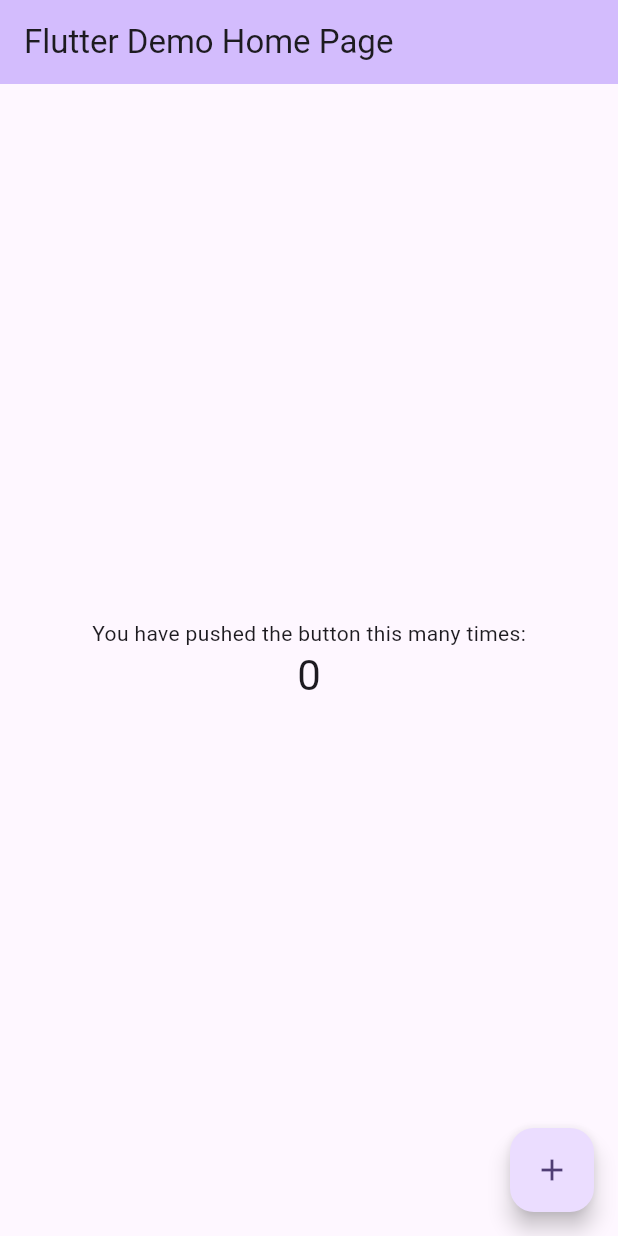
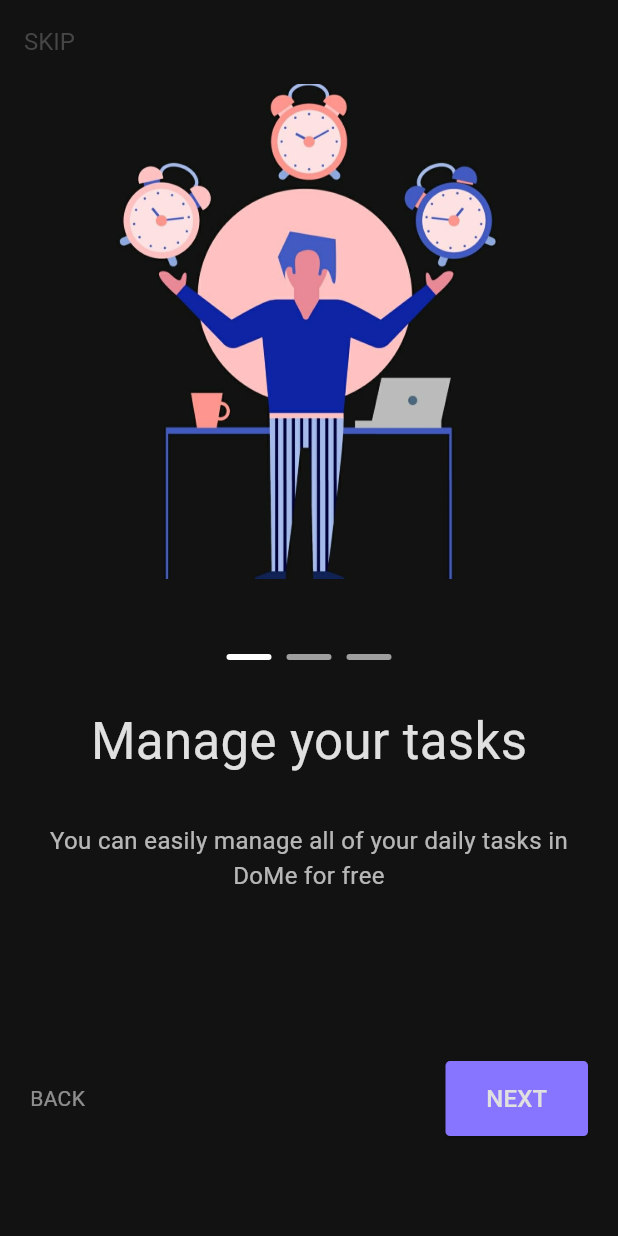
Before and after one commit to M-ZakariaNa-K/TODO_List, a Flutter app: the screen it shows after launch, on a phone screen of 412 x 824 dp. Run offline on Flutter 3.47's test engine with Material 3 defaults, Android fonts, the light colour scheme and no system bars; our stand-ins replace google_fonts.

Commit message:
adding first pages

```diff
--- /dev/null
+++ b/lib/Util/slide_to_page_route.dart
@@ -0,0 +1,26 @@
+import 'package:flutter/material.dart';
+class SlidToPage extends PageRouteBuilder {
+  final page;
+  final Function onComplete;
+
+  SlidToPage({this.page, required this.onComplete})
+      : super(
+          pageBuilder: (context, animation1, animation2) => page,
+          transitionsBuilder: (context, animation1, animation2, child) {
+            var begin = Offset(0.0, 0.0);
+            var end = Offset.zero;
+            var curve = Curves.easeInBack;
+            var tween =
+                Tween(begin: begin, end: end).chain(CurveTween(curve: curve));
+            var offsetAnimation = animation1.drive(tween);
+
+            return FadeTransition(
+              opacity: animation1,
+              child: SlideTransition(
+                position: offsetAnimation,
+                child: child,
+              ),
+            );
+          },
+        );
+}
--- a/lib/core/constants/theme.dart
+++ b/lib/core/constants/theme.dart
@@ -0,0 +1,8 @@
+import 'package:flutter/material.dart';
+
+class ThemeColors {
+  static const primary = Color(0xFF8875FF);
+  static const background = Color(0xFF121212);
+  static const secondary = Color(0xFFFFA07A);
+  static const textColor = Color(0xFFE0E0E0);
+}
--- a/lib/main.dart
+++ b/lib/main.dart
@@ -1,4 +1,7 @@
 import 'package:flutter/material.dart';
+import 'package:google_fonts/google_fonts.dart';
+import 'package:todo/core/constants/theme.dart';
+import 'package:todo/view/first_open/first_open.dart';
 
 void main() {
   runApp(const MyApp());
@@ -7,119 +10,42 @@
 class MyApp extends StatelessWidget {
   const MyApp({super.key});
 
-  // This widget is the root of your application.
   @override
   Widget build(BuildContext context) {
+    const outlineInputBorder = OutlineInputBorder(
+      borderSide: BorderSide(
+        width: 1,
+        color: Color.fromARGB(198, 0, 51, 102),
+      ),
+    );
     return MaterialApp(
-      title: 'Flutter Demo',
+      debugShowCheckedModeBanner: false,
+      title: 'TODO LIST APP',
+      // put the home page as your main working screen
+      home: const FirstOpen(),
       theme: ThemeData(
-        // This is the theme of your application.
-        //
-        // TRY THIS: Try running your application with "flutter run". You'll see
-        // the application has a purple toolbar. Then, without quitting the app,
-        // try changing the seedColor in the colorScheme below to Colors.green
-        // and then invoke "hot reload" (save your changes or press the "hot
-        // reload" button in a Flutter-supported IDE, or press "r" if you used
-        // the command line to start the app).
-        //
-        // Notice that the counter didn't reset back to zero; the application
-        // state is not lost during the reload. To reset the state, use hot
-        // restart instead.
-        //
-        // This works for code too, not just values: Most code changes can be
-        // tested with just a hot reload.
-        colorScheme: ColorScheme.fromSeed(seedColor: Colors.deepPurple),
         useMaterial3: true,
+        textTheme: GoogleFonts.robotoTextTheme(),
+        fontFamily: GoogleFonts.roboto().fontFamily,
+        colorScheme: ColorScheme.fromSeed(
+          seedColor: ThemeColors.primary,
+          secondary: ThemeColors.secondary,
+          outline: const Color.fromARGB(198, 0, 51, 102),
+        ),
+        inputDecorationTheme: const InputDecorationTheme(
+          border: outlineInputBorder,
+          enabledBorder: outlineInputBorder,
+          focusedBorder: outlineInputBorder,
+          prefixIconColor: Color(0xFF003366),
+          outlineBorder: BorderSide(
+            width: .8,
+            color: Color.fromARGB(198, 0, 51, 102),
+          ),
+          hintStyle: TextStyle(
+            color: Color.fromARGB(198, 0, 51, 102),
+          ),
+        ),
       ),
-      home: const MyHomePage(title: 'Flutter Demo Home Page'),
     );
   }
 }
-
-class MyHomePage extends StatefulWidget {
-  const MyHomePage({super.key, required this.title});
-
-  // This widget is the home page of your application. It is stateful, meaning
-  // that it has a State object (defined below) that contains fields that affect
-  // how it looks.
-
-  // This class is the configuration for the state. It holds the values (in this
-  // case the title) provided by the parent (in this case the App widget) and
-  // used by the build method of the State. Fields in a Widget subclass are
-  // always marked "final".
-
-  final String title;
-
-  @override
-  State<MyHomePage> createState() => _MyHomePageState();
-}
-
-class _MyHomePageState extends State<MyHomePage> {
-  int _counter = 0;
-
-  void _incrementCounter() {
-    setState(() {
-      // This call to setState tells the Flutter framework that something has
-      // changed in this State, which causes it to rerun the build method below
-      // so that the display can reflect the updated values. If we changed
-      // _counter without calling setState(), then the build method would not be
-      // called again, and so nothing would appear to happen.
-      _counter++;
-    });
-  }
-
-  @override
-  Widget build(BuildContext context) {
-    // This method is rerun every time setState is called, for instance as done
-    // by the _incrementCounter method above.
-    //
-    // The Flutter framework has been optimized to make rerunning build methods
-    // fast, so that you can just rebuild anything that needs updating rather
-    // than having to individually change instances of widgets.
-    return Scaffold(
-      appBar: AppBar(
-        // TRY THIS: Try changing the color here to a specific color (to
-        // Colors.amber, perhaps?) and trigger a hot reload to see the AppBar
-        // change color while the other colors stay the same.
-        backgroundColor: Theme.of(context).colorScheme.inversePrimary,
-        // Here we take the value from the MyHomePage object that was created by
-        // the App.build method, and use it to set our appbar title.
-        title: Text(widget.title),
-      ),
-      body: Center(
-        // Center is a layout widget. It takes a single child and positions it
-        // in the middle of the parent.
-        child: Column(
-          // Column is also a layout widget. It takes a list of children and
-          // arranges them vertically. By default, it sizes itself to fit its
-          // children horizontally, and tries to be as tall as its parent.
-          //
-          // Column has various properties to control how it sizes itself and
-          // how it positions its children. Here we use mainAxisAlignment to
-          // center the children vertically; the main axis here is the vertical
-          // axis because Columns are vertical (the cross axis would be
-          // horizontal).
-          //
-          // TRY THIS: Invoke "debug painting" (choose the "Toggle Debug Paint"
-          // action in the IDE, or press "p" in the console), to see the
-          // wireframe for each widget.
-          mainAxisAlignment: MainAxisAlignment.center,
-          children: <Widget>[
-            const Text(
-              'You have pushed the button this many times:',
-            ),
-            Text(
-              '$_counter',
-              style: Theme.of(context).textTheme.headlineMedium,
-            ),
-          ],
-        ),
-      ),
-      floatingActionButton: FloatingActionButton(
-        onPressed: _incrementCounter,
-        tooltip: 'Increment',
-        child: const Icon(Icons.add),
-      ), // This trailing comma makes auto-formatting nicer for build methods.
-    );
-  }
-}
--- /dev/null
+++ b/lib/view/first_open/onBoading/first_boading.dart
@@ -0,0 +1,47 @@
+import 'package:flutter/material.dart';
+import 'package:todo/Util/slide_to_page_route.dart';
+import 'package:todo/core/constants/theme.dart';
+import 'package:todo/view/first_open/first_open.dart';
+import 'package:todo/view/first_open/welcom_page.dart';
+import 'package:todo/widgets/first_open/boading_widget.dart';
+
+class FirstBoading extends StatelessWidget {
+  const FirstBoading({super.key});
+
+  @override
+  Widget build(BuildContext context) {
+    return Scaffold(
+        backgroundColor: ThemeColors.background,
+        appBar: AppBar(
+          title: GestureDetector(
+            onTap: (){
+               Navigator.push(
+                    context,
+                    SlidToPage(
+                      page: const WelcomPage(),
+                      onComplete: () {
+                        Navigator.pushReplacement(
+                            context,
+                            MaterialPageRoute(
+                                builder: (context) => const WelcomPage()));
+                      },
+                    ),
+                  );
+            },
+            child: const Text("SKIP")),
+          titleTextStyle:
+              const TextStyle(color: Color(0xff464646), fontSize: 16),
+          backgroundColor: Colors.transparent,
+          automaticallyImplyLeading: false,
+          elevation: 0.0,
+        ),
+        // u can find BoadingWidget() in lib\widgets\first_open
+        body: const BoadingWidget(
+          boandingPageNumber: 1,
+          title: "Manage your tasks",
+          supTitle:
+              "You can easily manage all of your daily tasks in DoMe for free",
+          image: "assets/images/first_boanding.jpg",
+        ));
+  }
+}
--- /dev/null
+++ b/lib/widgets/first_open/boading_widget.dart
@@ -0,0 +1,202 @@
+import 'package:flutter/material.dart';
+import 'package:todo/Util/slide_to_page_route.dart';
+import 'package:todo/core/constants/theme.dart';
+import 'package:todo/view/first_open/first_open.dart';
+import 'package:todo/view/first_open/onBoading/first_boading.dart';
+import 'package:todo/view/first_open/onBoading/second_boading.dart';
+import 'package:todo/view/first_open/onBoading/third_boading.dart';
+import 'package:todo/view/first_open/welcom_page.dart';
+
+class BoadingWidget extends StatelessWidget {
+  const BoadingWidget({
+    super.key,
+    required this.image,
+    required this.title,
+    required this.supTitle,
+    required this.boandingPageNumber,
+  });
+  final String image;
+  final String title;
+  final String supTitle;
+  final int boandingPageNumber;
+  @override
+  Widget build(BuildContext context) {
+    return Column(children: [
+      //1
+      Container(
+        padding: const EdgeInsets.only(bottom: 20),
+        width: 300,
+        height: 350,
+        child: Image.asset(
+          image,
+          fit: BoxFit.cover,
+        ),
+      ),
+      //2
+      Padding(
+        padding: const EdgeInsets.symmetric(vertical: 30),
+        child: Row(
+          mainAxisAlignment: MainAxisAlignment.center,
+          children: [
+            Container(
+              width: 30,
+              height: 4,
+              decoration: BoxDecoration(
+                  borderRadius: const BorderRadius.all(Radius.circular(20)),
+                  color: boandingPageNumber == 1 ? Colors.white : Colors.grey),
+            ),
+            Padding(
+              padding: const EdgeInsets.symmetric(horizontal: 10.0),
+              child: Container(
+                width: 30,
+                height: 4,
+                decoration: BoxDecoration(
+                    borderRadius: const BorderRadius.all(Radius.circular(20)),
+                    color:
+                        boandingPageNumber == 2 ? Colors.white : Colors.grey),
+              ),
+            ),
+            Container(
+              width: 30,
+              height: 4,
+              decoration: BoxDecoration(
+                  borderRadius: const BorderRadius.all(Radius.circular(20)),
+                  color: boandingPageNumber == 3 ? Colors.white : Colors.grey),
+            ),
+          ],
+        ),
+      ),
+      //3
+      Text(
+        title,
+        style: const TextStyle(
+          fontSize: 34,
+          color: ThemeColors.textColor,
+        ),
+      ),
+      //4
+      Container(
+        padding: const EdgeInsets.symmetric(vertical: 30.0),
+        width: 350,
+        child: Text(
+          supTitle,
+          textAlign: TextAlign.center,
+          style: TextStyle(
+            fontSize: 16,
+            color: ThemeColors.textColor.withOpacity(.8),
+          ),
+        ),
+      ),
+      SizedBox(
+        height: MediaQuery.of(context).size.height * 0.1,
+      ),
+      Padding(
+        padding: const EdgeInsets.symmetric(horizontal: 20.0),
+        child: Row(
+          mainAxisAlignment: MainAxisAlignment.spaceBetween,
+          children: [
+            GestureDetector(
+              onTap: () {
+                //Navigator.pop(context)
+                if (boandingPageNumber == 1) {
+                  Navigator.push(
+                    context,
+                    SlidToPage(
+                      page: const FirstOpen(),
+                      onComplete: () {
+                        Navigator.pushReplacement(
+                            context,
+                            MaterialPageRoute(
+                                builder: (context) => const FirstOpen()));
+                      },
+                    ),
+                  );
+                } else if (boandingPageNumber == 2) {
+                  Navigator.push(
+                    context,
+                    SlidToPage(
+                      page: const FirstBoading(),
+                      onComplete: () {
+                        Navigator.pushReplacement(
+                            context,
+                            MaterialPageRoute(
+                                builder: (context) => const FirstBoading()));
+                      },
+                    ),
+                  );
+                } else {
+                  Navigator.push(
+                    context,
+                    SlidToPage(
+                      page: const SecondBoading(),
+                      onComplete: () {
+                        Navigator.pushReplacement(
+                            context,
+                            MaterialPageRoute(
+                                builder: (context) => const SecondBoading()));
+                      },
+                    ),
+                  );
+                }
+              },
+              child: Text(
+                "BACK",
+                style: TextStyle(color: ThemeColors.textColor.withOpacity(.6)),
+              ),
+            ),
+            ElevatedButton(
+              onPressed: () {
+                if (boandingPageNumber == 1) {
+                  Navigator.push(
+                    context,
+                    SlidToPage(
+                      page: const SecondBoading(),
+                      onComplete: () {
+                        Navigator.pushReplacement(
+                            context,
+                            MaterialPageRoute(
+                                builder: (context) => const SecondBoading()));
+                      },
+                    ),
+                  );
+                } else if (boandingPageNumber == 2) {
+                  Navigator.push(
+                    context,
+                    SlidToPage(
+                      page: const ThirdBoading(),
+                      onComplete: () {
+                        Navigator.pushReplacement(
+                            context,
+                            MaterialPageRoute(
+                                builder: (context) => const ThirdBoading()));
+                      },
+                    ),
+                  );
+                } else {
+                  //here we will go to Welcome Page
+                  Navigator.pushReplacement(
+                      context,
+                      MaterialPageRoute(
+                          builder: (context) => const WelcomPage()));
+                }
+              },
+              style: ElevatedButton.styleFrom(
+                backgroundColor: ThemeColors.primary,
+                shape: RoundedRectangleBorder(
+                    borderRadius: BorderRadius.circular(3)),
+                fixedSize: boandingPageNumber != 3
+                    ? Size(95.0, 50.0)
+                    : Size(150, 50.0), // Width and height of the button
+              ),
+              child: Text(
+                boandingPageNumber != 3 ? "NEXT" : "GET STARTED",
+                style:
+                    const TextStyle(color: ThemeColors.textColor, fontSize: 16),
+              ),
+            ),
+          ],
+        ),
+      )
+    ]);
+  }
+}
```
Also changed, not shown: lib/view/first_open/first_open.dart (+61 -0 lines), lib/view/first_open/onBoading/second_boading.dart (added, +47 -0 lines), lib/view/first_open/onBoading/third_boading.dart (added, +46 -0 lines), lib/view/first_open/welcom_page.dart (added, +103 -0 lines), pubspec.yaml (+16 -3 lines), assets/images/first_boanding.jpg (added), assets/images/index.jpg (added), assets/images/markupFirstScreen.png (added), assets/images/second_boanding.jpg (added), assets/images/third_boanding.jpg (added), pubspec.lock, 3 other files.
